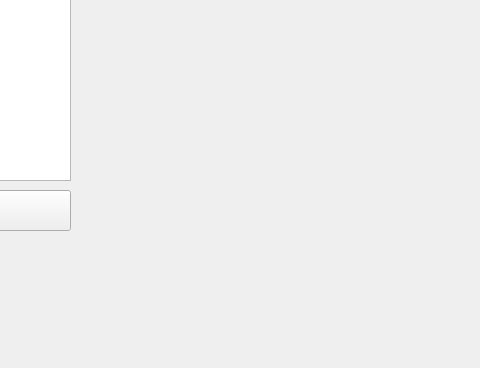
Above: mainwindow.ui from alextnlr/ShareCount before the change; both pictures show x 320 to 800 and y 259 to 627 of the 800 by 627 pixel window. Below: the same form after it.
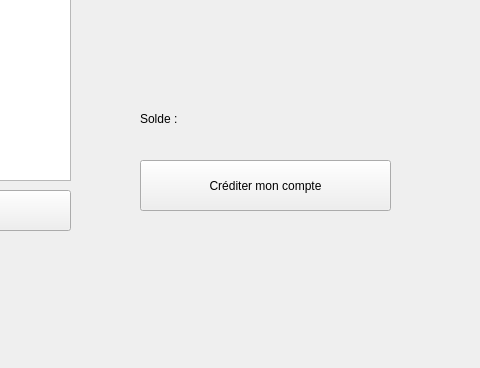
That is the form after the change.

Commit message: le compte utilise son solde pour ajouter de l'argent

```diff
--- a/mainwindow.ui
+++ b/mainwindow.ui
@@ -199,6 +199,32 @@
        <string>Créer une cagnotte</string>
       </property>
      </widget>
+     <widget class="QPushButton" name="buttonAddMontant">
+      <property name="geometry">
+       <rect>
+        <x>460</x>
+        <y>400</y>
+        <width>251</width>
+        <height>51</height>
+       </rect>
+      </property>
+      <property name="text">
+       <string>Créditer mon compte</string>
+      </property>
+     </widget>
+     <widget class="QLabel" name="labelSolde">
+      <property name="geometry">
+       <rect>
+        <x>460</x>
+        <y>350</y>
+        <width>141</width>
+        <height>17</height>
+       </rect>
+      </property>
+      <property name="text">
+       <string>Solde :</string>
+      </property>
+     </widget>
     </widget>
     <widget class="QWidget" name="page_3">
      <widget class="QWidget" name="verticalLayoutWidget_2">
```
The commit also changes 4 other files.
